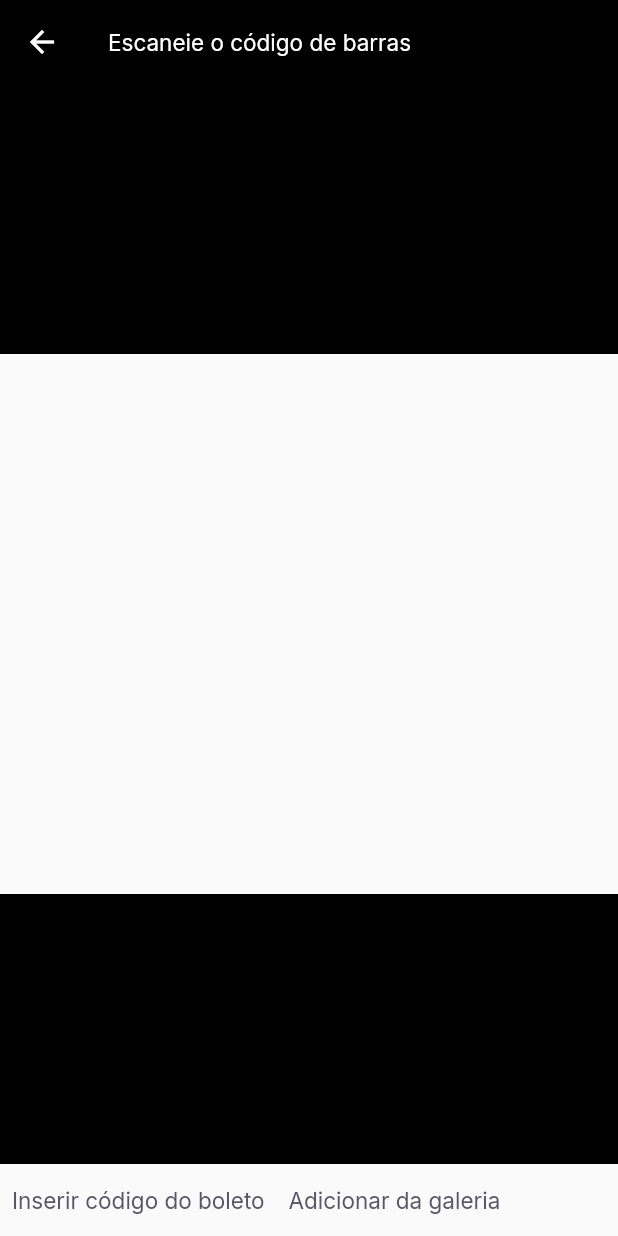
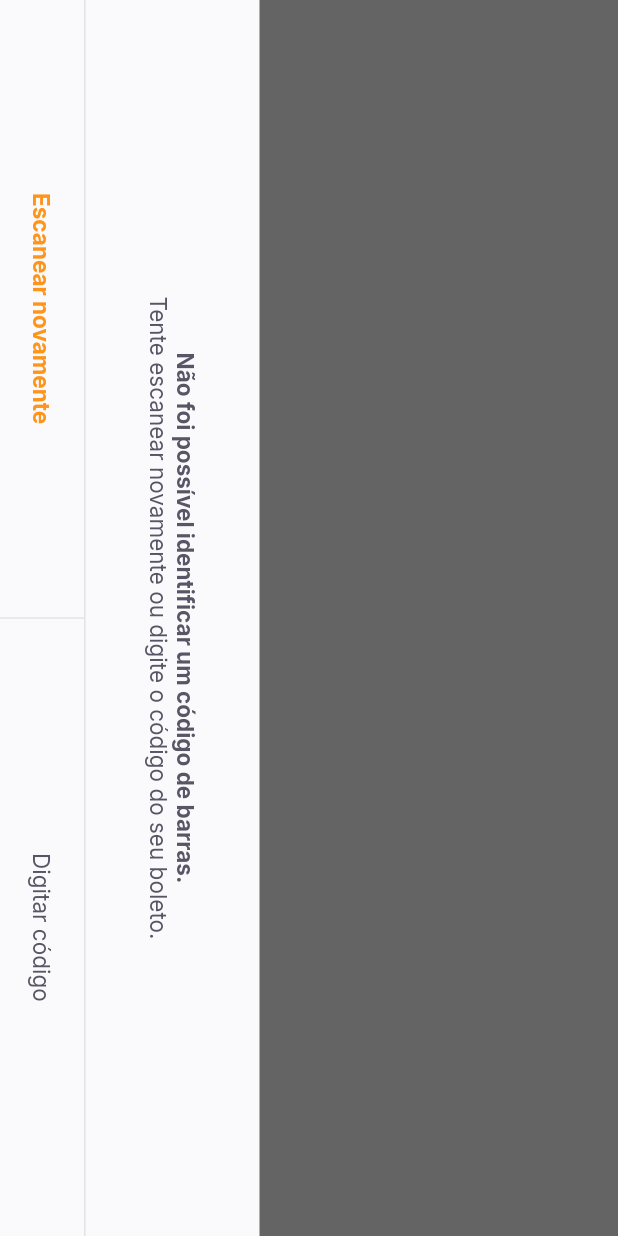
Before and after one commit to eduardo-and/payFlow, a Flutter app: the BarcodeScanner screen opened by its route, on a phone screen of 412 x 824 dp. Run offline on Flutter 3.47's test engine with Material 2 defaults, Android fonts, the phone set to English and light mode, and no system bars; our stand-ins replace firebase_core, google_fonts, google_sign_in, shared_preferences; accounts and stored records are empty.

Commit message:
Barcode scanner widgets

```diff
--- a/lib/app_widget.dart
+++ b/lib/app_widget.dart
@@ -1,4 +1,5 @@
 import 'package:flutter/material.dart';
+import 'package:flutter/services.dart';
 import 'package:payflow/modules/barcode_scanner/barcode_scanner_page.dart';
 import 'package:payflow/modules/home/home_page.dart';
 import 'package:payflow/modules/login/login_page.dart';
@@ -7,11 +8,18 @@ import 'shared/themes/app_colors.dart';
 
 class AppWidget extends StatelessWidget {
   // This widget is the root of your application.
+
+  AppWidget(){
+    SystemChrome.setPreferredOrientations([
+      DeviceOrientation.portraitDown,
+      DeviceOrientation.portraitUp
+    ]);
+  }
   @override
   Widget build(BuildContext context) {
     return MaterialApp(
         title: 'Flutter Demo',
-        theme: ThemeData(primaryColor: AppColors.primary),
+        theme: ThemeData(primaryColor: AppColors.primary, primarySwatch: Colors.orange),
         initialRoute: "/splash",
         routes: {
           "/splash": (context) => SplashPage(),
--- a/lib/modules/barcode_scanner/barcode_scanner_page.dart
+++ b/lib/modules/barcode_scanner/barcode_scanner_page.dart
@@ -1,7 +1,10 @@
 import 'package:flutter/material.dart';
-import 'package:payflow/modules/barcode_scanner/widgets/label_button.dart';
 import 'package:payflow/shared/themes/app_colors.dart';
 import 'package:payflow/shared/themes/app_text_styles.dart';
+import 'package:payflow/shared/widgets/bottom_sheet/bottom_sheet_widget.dart';
+import 'package:payflow/shared/widgets/divider_vertical/divider_widget.dart';
+import 'package:payflow/shared/widgets/label_button/label_button.dart';
+import 'package:payflow/shared/widgets/set_label_buttons/set_label_buttons.dart';
 
 class BarcodeScanner extends StatefulWidget {
   const BarcodeScanner({Key? key}) : super(key: key);
@@ -13,12 +16,25 @@ class BarcodeScanner extends StatefulWidget {
 class _BarcodeScannerState extends State<BarcodeScanner> {
   @override
   Widget build(BuildContext context) {
-    return Scaffold(
+    return BottomSheetWidget(
+      title: "Não foi possível identificar um código de barras.",
+      subTitle: "Tente escanear novamente ou digite o código do seu boleto.",
+      primaryLabel:  "Escanear novamente",
+      primaryOnPressed:(){},
+      secondaryLabel: "Digitar código",
+      secondaryOnPressed:(){});
+
+    return SafeArea(
+      child: RotatedBox(
+        quarterTurns: 1,
+        child: Scaffold(
           appBar: AppBar(
             title: Text(
               "Escaneie o código de barras",
               style: AppTextStyles.buttonBackground,
             ),
+            centerTitle: true
+            ,
             backgroundColor: Colors.black,
             leading: BackButton(
               color: AppColors.background,
@@ -44,17 +60,8 @@ class _BarcodeScannerState extends State<BarcodeScanner> {
               ),
             ],
           ),
-      bottomNavigationBar: Row(
-        children: [
-          LabelButton(
-            label: "Inserir código do boleto",
-            onPressed: () {},
+          bottomNavigationBar: SetLabelButtons(primaryLabel:  "Inserir código de boleto",primaryOnPressed:(){},secondaryLabel: "Adicionar da galeria",secondaryOnPressed:(){}),
         ),
-          LabelButton(
-            label: "Adicionar da galeria",
-            onPressed: () {},
-          ),
-        ],
       ),
     );
   }
--- a/lib/modules/barcode_scanner/widgets/label_button.dart
+++ /dev/null
@@ -1,20 +0,0 @@
-import 'package:flutter/material.dart';
-import 'package:payflow/shared/themes/app_text_styles.dart';
-
-class LabelButton extends StatelessWidget {
-  final String label;
-  final VoidCallback onPressed;
-  const LabelButton({Key? key, required this.label, required this.onPressed})
-      : super(key: key);
-
-  @override
-  Widget build(BuildContext context) {
-    return TextButton(
-      onPressed: () {},
-      child: Text(
-        label,
-        style: AppTextStyles.buttonHeading,
-      ),
-    );
-  }
-}
--- /dev/null
+++ b/lib/shared/widgets/bottom_sheet/bottom_sheet_widget.dart
@@ -0,0 +1,63 @@
+import 'package:flutter/material.dart';
+import 'package:payflow/shared/themes/app_colors.dart';
+import 'package:payflow/shared/themes/app_text_styles.dart';
+import 'package:payflow/shared/widgets/set_label_buttons/set_label_buttons.dart';
+
+class BottomSheetWidget extends StatelessWidget {
+
+  final String primaryLabel;
+  final VoidCallback primaryOnPressed;
+  final String secondaryLabel;
+  final VoidCallback secondaryOnPressed;
+  final String title;
+  final String subTitle;
+  const BottomSheetWidget({ Key? key,required this.primaryLabel,required this.primaryOnPressed,required this.secondaryLabel,required this.secondaryOnPressed,required this.title,required this.subTitle }) : super(key: key);
+  @override
+  Widget build(BuildContext context) {
+    return SafeArea(
+      child: RotatedBox(
+        quarterTurns: 1,
+        child: Material(
+          child: Container(
+            color: AppColors.shape,
+            child: Column(
+              children: [
+                Expanded(
+                  child: Container(
+                    color: Colors.black.withOpacity(0.6),
+                  ),
+                ),
+                Column(
+                  mainAxisAlignment: MainAxisAlignment.end,
+                  children: [
+                    Container(
+                      child: Padding(
+                        padding: const EdgeInsets.all(40),
+                        child: Text.rich(TextSpan(
+                          text: title,
+                          style: AppTextStyles.buttonBoldHeading,
+                          children: [
+                            TextSpan(
+                              text:"\n$subTitle",
+                              style: AppTextStyles.buttonHeading
+                            )
+                          ]
+                        ),
+                        textAlign: TextAlign.center
+                        ,),
+                      ),
+                    ),
+                    Container(height:1, color: AppColors.stroke),
+                    SetLabelButtons(primaryLabel: this.primaryLabel ,primaryOnPressed: this.primaryOnPressed,secondaryLabel: this.secondaryLabel,secondaryOnPressed: this.secondaryOnPressed,enablePrimaryColor: true,)
+                  ],
+                ),
+
+              ],
+            ),
+
+          ),
+        ),
+      ),
+    );
+  }
+}
--- /dev/null
+++ b/lib/shared/widgets/divider_vertical/divider_widget.dart
@@ -0,0 +1,15 @@
+import 'package:flutter/material.dart';
+import 'package:payflow/shared/themes/app_colors.dart';
+
+class DividerVertivalWidget extends StatelessWidget {
+  const DividerVertivalWidget({ Key? key }) : super(key: key);
+
+  @override
+  Widget build(BuildContext context) {
+    return Container(
+      width: 1,
+      height: double.maxFinite,
+      color: AppColors.stroke,
+    );
+  }
+}
--- /dev/null
+++ b/lib/shared/widgets/label_button/label_button.dart
@@ -0,0 +1,24 @@
+import 'package:flutter/material.dart';
+import 'package:payflow/shared/themes/app_text_styles.dart';
+
+class LabelButton extends StatelessWidget {
+  final String label;
+  final VoidCallback onPressed;
+  final TextStyle ?style;
+  const LabelButton({Key? key, required this.label, required this.onPressed, this.style})
+      : super(key: key);
+
+  @override
+  Widget build(BuildContext context) {
+    return Container(
+      height: 56,
+      child: TextButton(
+        onPressed: () {},
+        child: Text(
+          label,
+          style:this.style ?? AppTextStyles.buttonHeading,
+        ),
+      ),
+    );
+  }
+}
--- /dev/null
+++ b/lib/shared/widgets/set_label_buttons/set_label_buttons.dart
@@ -0,0 +1,41 @@
+import 'package:flutter/material.dart';
+import 'package:payflow/shared/themes/app_colors.dart';
+import 'package:payflow/shared/themes/app_text_styles.dart';
+import 'package:payflow/shared/widgets/divider_vertical/divider_widget.dart';
+import 'package:payflow/shared/widgets/label_button/label_button.dart';
+
+class SetLabelButtons extends StatelessWidget {
+  final String primaryLabel;
+  final VoidCallback primaryOnPressed;
+  final String secondaryLabel;
+  final VoidCallback secondaryOnPressed;
+  final bool enablePrimaryColor;
+
+  const SetLabelButtons({ Key? key,required this.primaryLabel,required this.primaryOnPressed,required this.secondaryLabel, required this.secondaryOnPressed, this.enablePrimaryColor=false }) : super(key: key);
+
+  @override
+  Widget build(BuildContext context) {
+    return Container(
+        height: 56,
+        child: Row(
+          mainAxisAlignment: MainAxisAlignment.spaceEvenly,
+          children: [
+            Expanded(
+              child: LabelButton(
+                label: primaryLabel,
+                onPressed: primaryOnPressed,
+                style: enablePrimaryColor? AppTextStyles.buttonBoldPrimary:null
+              ),
+            ),
+            DividerVertivalWidget(),
+            Expanded(
+              child: LabelButton(
+                label: secondaryLabel,
+                onPressed: secondaryOnPressed,
+              ),
+            ),
+          ],
+        ),
+      );
+  }
+}
```
Lines whose indentation alone changed are shown as unchanged.
